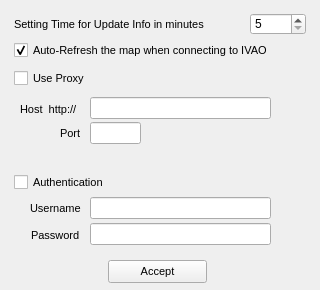
Above: QtUI/SettingWindow_UI.ui from emper0r/IVAO-status before the change. Below: the same form after it.
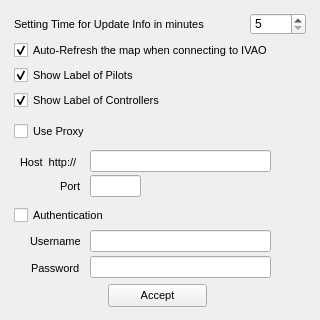
That is the form after the change.

Commit message:
* Show label by Settings
    + Now can see the labels if is settings, by default not show
      to can see the Map ok :-)
    + Added options to show labels of Pilots and Controllers in
      the Settings_UI

What changed in the file:
```diff
--- a/QtUI/SettingWindow_UI.ui
+++ b/QtUI/SettingWindow_UI.ui
@@ -7,7 +7,7 @@
     <x>0</x>
     <y>0</y>
     <width>320</width>
-    <height>290</height>
+    <height>320</height>
    </rect>
   </property>
   <property name="sizePolicy">
@@ -19,13 +19,13 @@
   <property name="minimumSize">
    <size>
     <width>320</width>
-    <height>290</height>
+    <height>320</height>
    </size>
   </property>
   <property name="maximumSize">
    <size>
-    <width>320</width>
-    <height>290</height>
+    <width>345</width>
+    <height>320</height>
    </size>
   </property>
   <property name="cursor">
@@ -42,7 +42,7 @@
     <property name="geometry">
      <rect>
       <x>108</x>
-      <y>260</y>
+      <y>284</y>
       <width>99</width>
       <height>23</height>
      </rect>
@@ -109,7 +109,7 @@
     <property name="geometry">
      <rect>
       <x>14</x>
-      <y>68</y>
+      <y>121</y>
       <width>85</width>
       <height>21</height>
      </rect>
@@ -139,7 +139,7 @@
     <property name="geometry">
      <rect>
       <x>20</x>
-      <y>101</y>
+      <y>154</y>
       <width>71</width>
       <height>16</height>
      </rect>
@@ -163,7 +163,7 @@
     <property name="geometry">
      <rect>
       <x>60</x>
-      <y>125</y>
+      <y>178</y>
       <width>31</width>
       <height>16</height>
      </rect>
@@ -187,7 +187,7 @@
     <property name="geometry">
      <rect>
       <x>30</x>
-      <y>200</y>
+      <y>233</y>
       <width>71</width>
       <height>16</height>
      </rect>
@@ -211,7 +211,7 @@
     <property name="geometry">
      <rect>
       <x>31</x>
-      <y>227</y>
+      <y>260</y>
       <width>61</width>
       <height>16</height>
      </rect>
@@ -235,7 +235,7 @@
     <property name="geometry">
      <rect>
       <x>14</x>
-      <y>172</y>
+      <y>205</y>
       <width>121</width>
       <height>21</height>
      </rect>
@@ -265,7 +265,7 @@
     <property name="geometry">
      <rect>
       <x>90</x>
-      <y>97</y>
+      <y>150</y>
       <width>181</width>
       <height>22</height>
      </rect>
@@ -283,7 +283,7 @@
     <property name="geometry">
      <rect>
       <x>90</x>
-      <y>122</y>
+      <y>175</y>
       <width>51</width>
       <height>22</height>
      </rect>
@@ -310,7 +310,7 @@
     <property name="geometry">
      <rect>
       <x>90</x>
-      <y>197</y>
+      <y>230</y>
       <width>181</width>
       <height>22</height>
      </rect>
@@ -328,7 +328,7 @@
     <property name="geometry">
      <rect>
       <x>90</x>
-      <y>223</y>
+      <y>256</y>
       <width>181</width>
       <height>22</height>
      </rect>
@@ -369,6 +369,60 @@
      <bool>false</bool>
     </property>
    </widget>
+   <widget class="QCheckBox" name="ShowLabelPilots">
+    <property name="geometry">
+     <rect>
+      <x>14</x>
+      <y>65</y>
+      <width>301</width>
+      <height>21</height>
+     </rect>
+    </property>
+    <property name="font">
+     <font>
+      <pointsize>8</pointsize>
+     </font>
+    </property>
+    <property name="cursor">
+     <cursorShape>PointingHandCursor</cursorShape>
+    </property>
+    <property name="text">
+     <string>Show Label of Pilots</string>
+    </property>
+    <property name="checked">
+     <bool>true</bool>
+    </property>
+    <property name="tristate">
+     <bool>false</bool>
+    </property>
+   </widget>
+   <widget class="QCheckBox" name="ShowLabelControllers">
+    <property name="geometry">
+     <rect>
+      <x>14</x>
+      <y>90</y>
+      <width>301</width>
+      <height>21</height>
+     </rect>
+    </property>
+    <property name="font">
+     <font>
+      <pointsize>8</pointsize>
+     </font>
+    </property>
+    <property name="cursor">
+     <cursorShape>PointingHandCursor</cursorShape>
+    </property>
+    <property name="text">
+     <string>Show Label of Controllers</string>
+    </property>
+    <property name="checked">
+     <bool>true</bool>
+    </property>
+    <property name="tristate">
+     <bool>false</bool>
+    </property>
+   </widget>
   </widget>
  </widget>
  <resources/>
```
The commit also changes 4 other files.
